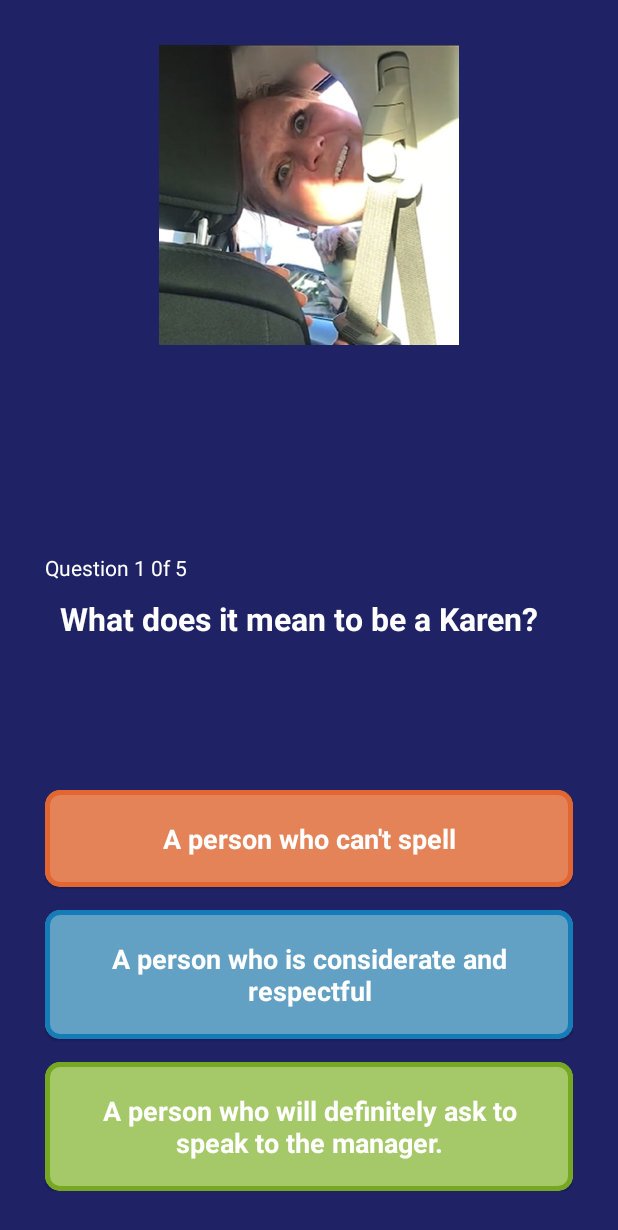
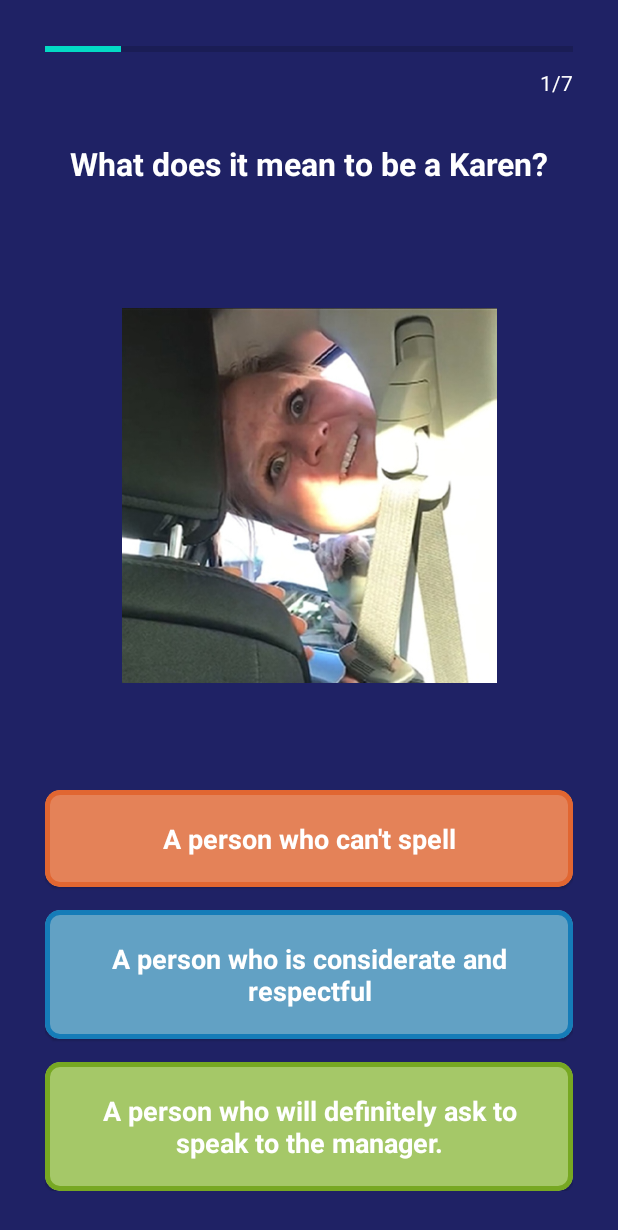
Before and after one commit to bee2805/BattleofTheGenerations, an Android app: the MultipleChoiceActivity screen opened directly, with no data from a screen before it, on a phone screen of 412 x 824 dp. Shown: the top 1230 px of the screen. Run offline under Robolectric (Android 15) with nearby library versions, the light colour scheme and no system bars; 1 statement that could not run was skipped.

Commit message:
Corrected Id's and order of question constants for progress bar

```diff
--- a/app/src/main/java/com/example/battleofthegenerations/views/ImageBasedActivity.kt
+++ b/app/src/main/java/com/example/battleofthegenerations/views/ImageBasedActivity.kt
@@ -368,5 +368,6 @@ class ImageBasedActivity : AppCompatActivity() {
         binding.tvOptionOne.text = currentQuestion.optionOne
         binding.tvOptionTwo.text = currentQuestion.optionTwo
         binding.tvOptionThree.text = currentQuestion.optionThree
+        binding.progressBar.progress = currentQuestion.id
     }
 }
--- a/app/src/main/java/com/example/battleofthegenerations/views/LyricQuestionActivity.kt
+++ b/app/src/main/java/com/example/battleofthegenerations/views/LyricQuestionActivity.kt
@@ -27,6 +27,8 @@ class LyricQuestionActivity : AppCompatActivity() {
         val currentCategory = intent.getStringExtra("category").toString()
 
         var questionNumber : Int = intent.getIntExtra("questionNumber", 0)
+
+        //set action bar
 
         when(currentCategory){
             "boomer"->{
@@ -199,6 +201,7 @@ class LyricQuestionActivity : AppCompatActivity() {
     fun updateUI (currentQuestion: MissingLyricQuestion){
         binding.tvLyricQuestion.text = currentQuestion.questionText
         binding.ivLyricImage.setImageResource(currentQuestion.questionImage)
+        binding.progressBar.progress = currentQuestion.id
     }
 }
 
--- a/app/src/main/java/com/example/battleofthegenerations/views/MultipleChoiceActivity.kt
+++ b/app/src/main/java/com/example/battleofthegenerations/views/MultipleChoiceActivity.kt
@@ -361,5 +361,6 @@ class MultipleChoiceActivity : AppCompatActivity() {
         binding.tvOptionOne.text = currentQuestion.optionOne
         binding.tvOptionTwo.text = currentQuestion.optionTwo
         binding.tvOptionThree.text = currentQuestion.optionThree
+        binding.progressBar.progress = currentQuestion.id
     }
 }
--- a/app/src/main/res/layout/activity_multiple_choice.xml
+++ b/app/src/main/res/layout/activity_multiple_choice.xml
@@ -9,38 +9,53 @@
     android:background="@color/primary_dark_blue"
     android:orientation="vertical">
 
+    <ProgressBar
+        android:id="@+id/progressBar"
+        style="@style/Widget.AppCompat.ProgressBar.Horizontal"
+        android:layout_width="match_parent"
+        android:layout_height="5dp"
+        android:max="7"
+        android:progress="1"
+        app:layout_constraintEnd_toEndOf="parent"
+        app:layout_constraintStart_toStartOf="parent"
+        app:layout_constraintTop_toTopOf="parent"/>
+
+    <TextView
+        android:id="@+id/tv_progress"
+        android:layout_width="match_parent"
+        android:layout_height="wrap_content"
+        android:layout_marginTop="10dp"
+        android:text="1/7"
+        android:textAlignment="textEnd"
+        android:textColor="@color/white"
+        app:layout_constraintEnd_toEndOf="parent"
+        app:layout_constraintStart_toStartOf="parent"
+        app:layout_constraintTop_toBottomOf="@+id/progressBar" />
+
     <ImageView
         android:id="@+id/iv_mc_image"
         android:layout_width="match_parent"
-        android:layout_height="200dp"
+        android:layout_height="250dp"
         android:src="@drawable/karen"
+        app:layout_constraintBottom_toTopOf="@+id/materialCardView2"
         app:layout_constraintEnd_toEndOf="parent"
         app:layout_constraintStart_toStartOf="parent"
-        app:layout_constraintTop_toTopOf="parent" />
-
-    <TextView
-        android:id="@+id/textView5"
-        android:layout_width="match_parent"
-        android:layout_height="wrap_content"
-        android:text="Question 1 0f 5"
-        android:textColor="@color/white"
-        app:layout_constraintBottom_toTopOf="@+id/tv_multipleChoice_question"
-        app:layout_constraintEnd_toEndOf="parent"
-        app:layout_constraintStart_toStartOf="parent" />
+        app:layout_constraintTop_toBottomOf="@+id/tv_multipleChoice_question" />
 
     <TextView
         android:id="@+id/tv_multipleChoice_question"
         android:layout_width="match_parent"
         android:layout_height="wrap_content"
+        android:layout_marginTop="20dp"
+        android:padding="10dp"
         android:text="What does it mean to be a Karen?"
+        android:textAlignment="center"
         android:textColor="@color/white"
         android:textSize="21sp"
         android:textStyle="bold"
-        app:layout_constraintBottom_toBottomOf="parent"
         app:layout_constraintEnd_toEndOf="parent"
         app:layout_constraintStart_toStartOf="parent"
-        app:layout_constraintTop_toTopOf="parent"
-        android:padding="10dp"/>
+        app:layout_constraintTop_toBottomOf="@+id/tv_progress" />
 
     <com.google.android.material.card.MaterialCardView
         android:id="@+id/materialCardView2"
```
Also changed, not shown: app/src/main/java/com/example/battleofthegenerations/models/BoomerConstants.kt (+5 -5 lines), app/src/main/java/com/example/battleofthegenerations/models/GenXConstants.kt (+35 -34 lines), app/src/main/java/com/example/battleofthegenerations/models/GenZConstants.kt (+46 -46 lines), app/src/main/java/com/example/battleofthegenerations/models/MillennialConstants.kt (+31 -30 lines), app/src/main/res/layout/activity_image_based.xml (+23 -9 lines), app/src/main/res/layout/activity_lyric_question.xml (+26 -12 lines), app/src/main/res/layout/activity_result.xml (+11 -5 lines).
